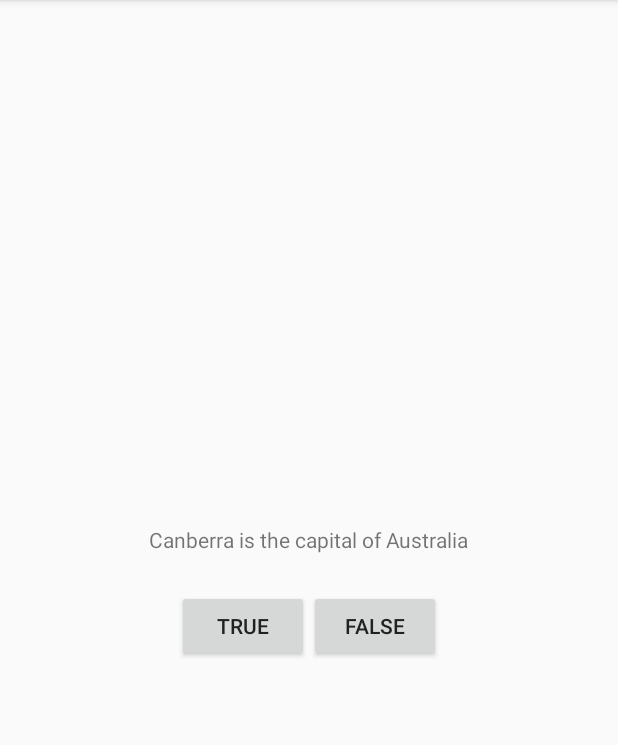
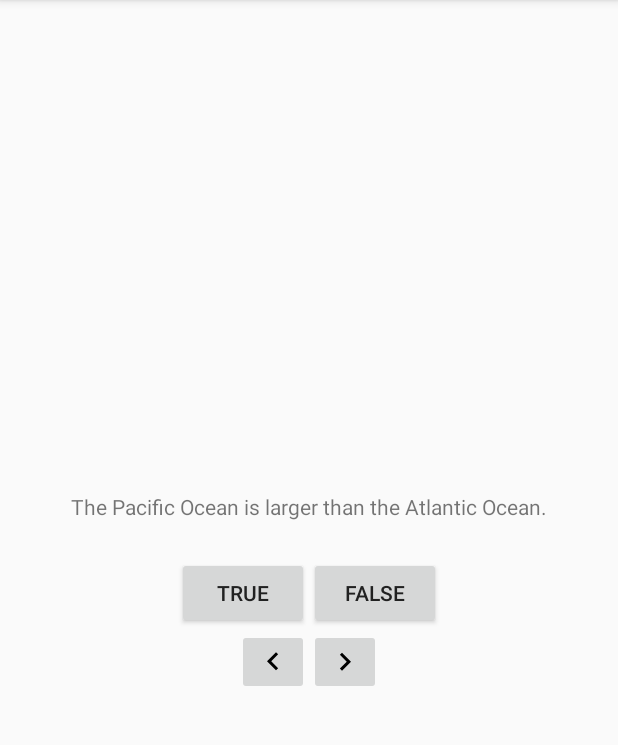
Before and after one commit to nbnnaji/GeoQuiz, an Android app: the screen it shows after launch (QuizActivity), after a tap on "FALSE", on a phone screen of 412 x 824 dp, the part 84-829 px from its top. Run offline under Robolectric (Android 15) with nearby library versions, the phone set to English and light mode, and no system bars.

Commit message:
Added previous button

```diff
--- a/app/src/main/java/com/mycodingskills/nnaji_nkechi/geoquiz/controller/QuizActivity.java
+++ b/app/src/main/java/com/mycodingskills/nnaji_nkechi/geoquiz/controller/QuizActivity.java
@@ -9,9 +9,12 @@ import android.os.Bundle;
 import android.view.Gravity;
 import android.view.View;
 import android.widget.Button;
+import android.widget.ImageButton;
+import android.widget.TextView;
 import android.widget.Toast;
 
 import com.mycodingskills.nnaji_nkechi.geoquiz.R;
+import com.mycodingskills.nnaji_nkechi.geoquiz.model.Question;
 
 import static android.widget.Toast.LENGTH_SHORT;
 
@@ -19,23 +22,109 @@ public class QuizActivity extends AppCompatActivity {
 
     private Button mTrueButton;
     private Button mFalseButton;
+    private TextView mQuestionTextView;
+    private ImageButton mNextButton;
+    private ImageButton mPreviousButton;
 
+
+    //Create an array of Question objects
+    private Question[] mQuestionBank = new Question[]{
+            new Question (R.string.question_ocean, true),
+            new Question (R.string.question_mideast, false),
+            new Question (R.string.question_africa, false),
+            new Question (R.string.question_americas, true),
+            new Question (R.string.question_asia, true)
+    };
+    private int mCurrentIndex = 0;
+
+    private void updateQuestion(){
+        int question = mQuestionBank[mCurrentIndex].getTextResId();
+        mQuestionTextView.setText(question);
+
+    }
     @Override
     protected void onCreate(Bundle savedInstanceState) {
         super.onCreate(savedInstanceState);
         setContentView(R.layout.activity_quiz);
+        mQuestionTextView=(TextView)findViewById (R.id.question_text_view);
         mTrueButton = (Button) findViewById(R.id.true_button);
         mFalseButton = (Button) findViewById(R.id.false_button);
+
+
+        mTrueButton.setOnClickListener(new View.OnClickListener(){
+
+            @Override
+            public void onClick(View v){
+//                Toast toast=Toast.makeText(QuizActivity.this,R.string.incorrect_toast, LENGTH_SHORT);
+//                toast.setGravity(Gravity.TOP,0,0);
+//                toast.show();
+
+                checkAnswer(true);
+            }
+        });
 
         mFalseButton.setOnClickListener(new View.OnClickListener(){
 
             @Override
             public void onClick(View v){
-                Toast toast=Toast.makeText(QuizActivity.this,R.string.incorrect_toast, LENGTH_SHORT);
-                toast.setGravity(Gravity.TOP,0,0);
-                toast.show();
+//                Toast toast=Toast.makeText(QuizActivity.this,R.string.incorrect_toast, LENGTH_SHORT);
+//                toast.setGravity(Gravity.TOP,0,0);
+//                toast.show();
+
+                checkAnswer(false);
             }
         });
 
+        mNextButton=(ImageButton) findViewById(R.id.next_button);
+        mNextButton.setOnClickListener(new View.OnClickListener() {
+
+            @Override
+            public void onClick(View v) {
+                /**
+                 * mCurrentIndex = 0, mQuestionBank.length = 5
+                 * 0 + 1 = 1
+                 * So, 1%5 = 1 which is "The Suez Canal connects the Red Sea and the Indian Ocean."
+                 *
+                 */
+                mCurrentIndex = (mCurrentIndex + 1) % mQuestionBank.length;
+                updateQuestion();
+            }
+        });
+
+
+        mPreviousButton=(ImageButton) findViewById(R.id.previous_button);
+        mPreviousButton.setOnClickListener(new View.OnClickListener() {
+
+            @Override
+            public void onClick(View v) {
+                /**
+                 * mCurrentIndex = 0, mQuestionBank.length = 5
+                 * 0 + 1 = 1
+                 * So, 1%5 = 1 which is "The Suez Canal connects the Red Sea and the Indian Ocean."
+                 *
+                 */
+                if (mCurrentIndex >0) {
+                    mCurrentIndex = (mCurrentIndex - 1) % mQuestionBank.length;
+                }
+                else {
+                    mCurrentIndex = mQuestionBank.length - 1;
+                }
+                updateQuestion();
+            }
+        });
+
+
+        updateQuestion();
+    }
+    private void checkAnswer(boolean userPressedTrue){
+        boolean answerIsTrue = mQuestionBank[mCurrentIndex].isAnswerTrue();
+        int messageResId = 0;
+        if (userPressedTrue == answerIsTrue){
+            messageResId= R.string.correct_toast;
+        }
+        else{
+            messageResId= R.string.incorrect_toast;
+        }
+        Toast.makeText(this, messageResId, Toast.LENGTH_SHORT).show();
     }
 }
--- a/app/src/main/java/com/mycodingskills/nnaji_nkechi/geoquiz/model/Question.java
+++ b/app/src/main/java/com/mycodingskills/nnaji_nkechi/geoquiz/model/Question.java
@@ -9,6 +9,11 @@ package com.mycodingskills.nnaji_nkechi.geoquiz.model;
 public class Question {
     private int mTextResId;
     private boolean mAnswerTrue;
+
+    public Question(int textResId, boolean answerTrue){
+        mTextResId= textResId;
+        mAnswerTrue= answerTrue;
+    }
 
     public int getTextResId() {
         return mTextResId;
@@ -26,7 +31,5 @@ public class Question {
         mAnswerTrue = answerTrue;
     }
 
-    public Question(int textResId, boolean answerTrue){
 
-    }
 }
--- /dev/null
+++ b/app/src/main/res/drawable/ic_back_arrow.xml
@@ -0,0 +1,13 @@
+<?xml version="1.0" encoding="utf-8"?>
+<vector xmlns:android="http://schemas.android.com/apk/res/android"
+    android:width="24dp"
+    android:height="24dp"
+    android:viewportWidth="24"
+    android:viewportHeight="24">
+
+    <path
+        android:fillColor="#000000"
+        android:pathData="M15.41 16.09l-4.58-4.59 4.58-4.59L14 5.5l-6 6 6 6z" />
+    <path
+        android:pathData="M0-.5h24v24H0z" />
+</vector>
--- /dev/null
+++ b/app/src/main/res/drawable/ic_forward_arrow.xml
@@ -0,0 +1,13 @@
+<?xml version="1.0" encoding="utf-8"?>
+<vector xmlns:android="http://schemas.android.com/apk/res/android"
+    android:width="24dp"
+    android:height="24dp"
+    android:viewportWidth="24"
+    android:viewportHeight="24">
+
+    <path
+        android:fillColor="#000000"
+        android:pathData="M8.59 16.34l4.58-4.59-4.58-4.59L10 5.75l6 6-6 6z" />
+    <path
+        android:pathData="M0-.25h24v24H0z" />
+</vector>
--- a/app/src/main/res/layout/activity_quiz.xml
+++ b/app/src/main/res/layout/activity_quiz.xml
@@ -8,7 +8,7 @@
         android:layout_width="wrap_content"
         android:layout_height="wrap_content"
         android:padding="24dp"
-        android:text="@string/question_text"/>
+        android:id="@+id/question_text_view"/>
 
     <LinearLayout
         android:layout_width="wrap_content"
@@ -28,5 +28,23 @@
             android:text="@string/false_button"/>
 
     </LinearLayout>
+    <LinearLayout
+        android:layout_width="wrap_content"
+        android:layout_height="wrap_content"
+        android:orientation="horizontal">
+
+        <ImageButton
+            android:id="@+id/previous_button"
+            android:layout_width="wrap_content"
+            android:layout_height="wrap_content"
+            android:src="@drawable/ic_back_arrow"/>
+
+        <ImageButton
+        android:id="@+id/next_button"
+        android:layout_width="wrap_content"
+        android:layout_height="wrap_content"
+        android:src="@drawable/ic_forward_arrow"/>
+
+    </LinearLayout>
 
 </LinearLayout>
--- a/app/src/main/res/values/strings.xml
+++ b/app/src/main/res/values/strings.xml
@@ -1,8 +1,16 @@
 <resources>
     <string name="app_name">GeoQuiz</string>
-    <string name="question_text">Canberra is the capital of Australia</string>
     <string name="true_button">True</string>
     <string name="false_button">False</string>
     <string name="correct_toast">Correct!</string>
     <string name="incorrect_toast">Incorrect!</string>
+    <string name="next_button">Next</string>
+    <string name="previous_button">Previous</string>
+    <string name="action_setting">Settings</string>
+    <string name="question_ocean">The Pacific Ocean is larger than the Atlantic Ocean.</string>
+    <string name="question_mideast">The Suez Canal connects the Red Sea and the Indian Ocean.</string>
+    <string name="question_africa">The source of the Nile River is in Egypt.</string>
+    <string name="question_americas">The Amazon River is the longest RIver in the Americas!</string>
+    <string name="question_asia">Lake Baikal is the world\'s oldest and deepest freshwater lake.</string>
+
 </resources>
--- a/build.gradle
+++ b/build.gradle
@@ -5,7 +5,7 @@ buildscript {
         jcenter()
     }
     dependencies {
-        classpath 'com.android.tools.build:gradle:2.2.3'
+        classpath 'com.android.tools.build:gradle:2.3.3'
 
         // NOTE: Do not place your application dependencies here; they belong
         // in the individual module build.gradle files
```
Also changed, not shown: gradle/wrapper/gradle-wrapper.properties, 9 other files.
